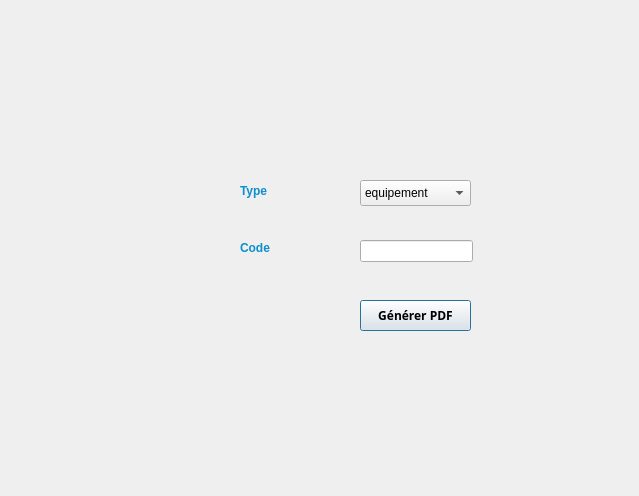
This is pdf.ui in mohamed-amine-aouadi/my-hotel as Qt 5 draws it before an edit. The edited form follows.
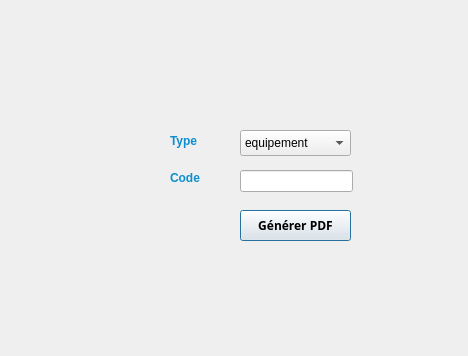
This is the edited form.

The edit to the form file:
```diff
--- a/pdf.ui
+++ b/pdf.ui
@@ -6,8 +6,8 @@
    <rect>
     <x>0</x>
     <y>0</y>
-    <width>639</width>
-    <height>496</height>
+    <width>468</width>
+    <height>356</height>
    </rect>
   </property>
   <property name="windowTitle">
@@ -16,8 +16,8 @@
   <widget class="QLabel" name="label_60">
    <property name="geometry">
     <rect>
-     <x>240</x>
-     <y>240</y>
+     <x>170</x>
+     <y>170</y>
      <width>55</width>
      <height>16</height>
     </rect>
@@ -34,8 +34,8 @@
   <widget class="QPushButton" name="pushButton_imprimer_4">
    <property name="geometry">
     <rect>
-     <x>360</x>
-     <y>300</y>
+     <x>240</x>
+     <y>210</y>
      <width>111</width>
      <height>31</height>
     </rect>
@@ -55,8 +55,8 @@
   <widget class="QLineEdit" name="lineEdit_code_pdf_3">
    <property name="geometry">
     <rect>
-     <x>360</x>
-     <y>240</y>
+     <x>240</x>
+     <y>170</y>
      <width>113</width>
      <height>22</height>
     </rect>
@@ -65,8 +65,8 @@
   <widget class="QComboBox" name="comboBox_type_pdf_3">
    <property name="geometry">
     <rect>
-     <x>360</x>
-     <y>180</y>
+     <x>240</x>
+     <y>130</y>
      <width>111</width>
      <height>26</height>
     </rect>
@@ -85,8 +85,8 @@
   <widget class="QLabel" name="label_59">
    <property name="geometry">
     <rect>
-     <x>240</x>
-     <y>180</y>
+     <x>170</x>
+     <y>130</y>
      <width>55</width>
      <height>21</height>
     </rect>
```
